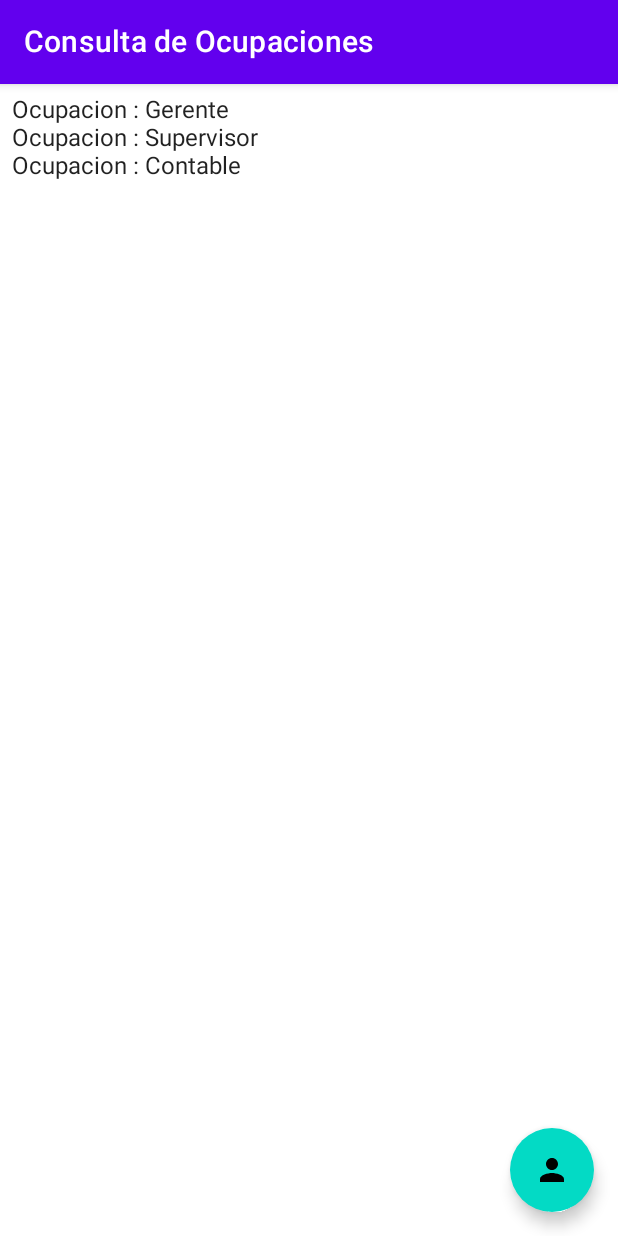
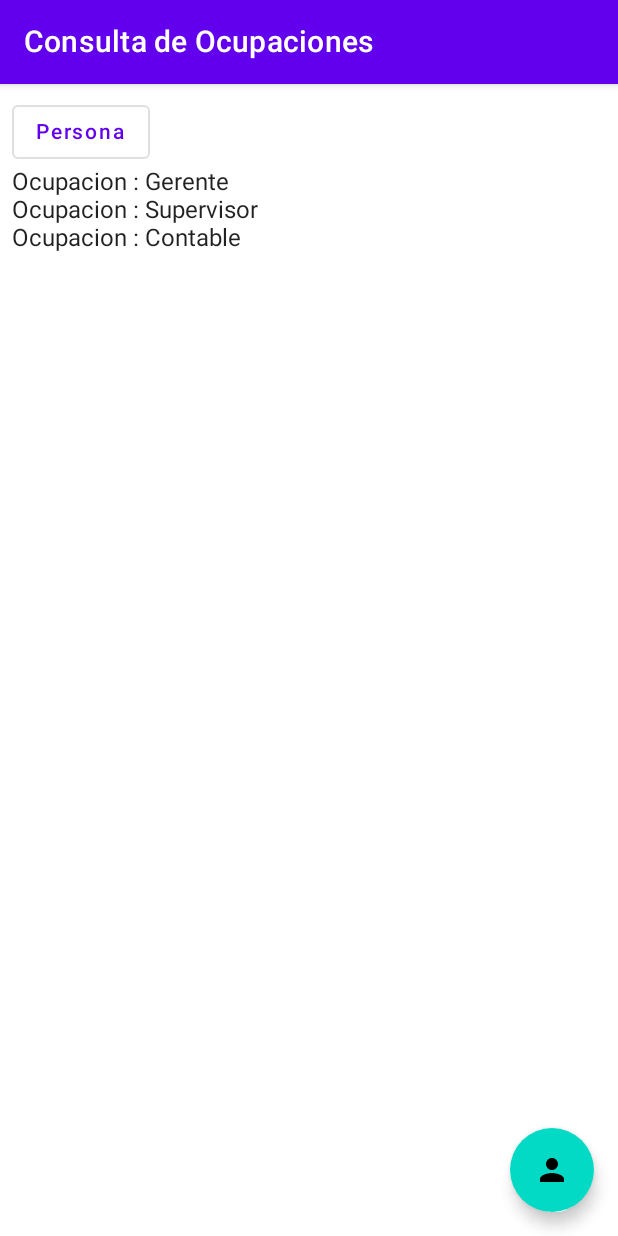
Before and after one commit to Bonifacio08/ComposeBasic, an Android app built with Jetpack Compose: the ConsultaOcupacion screen opened through its navigation route, on a phone screen of 412 x 824 dp. Run offline under Robolectric (Android 15) with nearby library versions, the phone set to English and light mode, and no system bars.

```diff
--- a/app/src/main/java/com/bonifaciotech/composebasic/MainActivity.kt
+++ b/app/src/main/java/com/bonifaciotech/composebasic/MainActivity.kt
@@ -40,7 +40,6 @@ class MainActivity : ComponentActivity() {
 
 @Composable
 private fun MyApp() {
-
     val navHostController = rememberNavController()
 
     NavHost(navController = navHostController, startDestination = Screen.ConsultaPersona.route){
@@ -53,13 +52,13 @@ private fun MyApp() {
         }
 
         composable(route = Screen.ConsultaOcupacion.route) {
-            ConsultaOcupacion(GoRegistroOcupac = {navHostController.navigate(Screen.RegistroOcupaciones.route)})
+            ConsultaOcupacion(GoRegistroOcupac = {navHostController.navigate(Screen.RegistroOcupaciones.route)}, GoConsultaP = {navHostController.navigate(Screen.ConsultaPersona.route)})
         }
+
         composable(route = Screen.RegistroOcupaciones.route){
             RegistroOcupaciones (GoConsultaOcup = {navHostController.navigate(Screen.ConsultaOcupacion.route)} )
         }
     }
-
 }
 
 //Creacion Funciones
@@ -215,9 +214,9 @@ fun RowOcup(ocup : String) {
         Text("Ocupacion : $ocup ")
     }
 }
-
+//Hacer un boton para para consulta personas
 @Composable
-fun ConsultaOcupacion(GoRegistroOcupac: ()-> Unit){
+fun ConsultaOcupacion(GoRegistroOcupac: ()-> Unit, GoConsultaP: () -> Unit){
     val scaffoldState = rememberScaffoldState()
     Scaffold(
         topBar = {
@@ -236,6 +235,11 @@ fun ConsultaOcupacion(GoRegistroOcupac: ()-> Unit){
     ) {
         Column(modifier = Modifier.padding(8.dp)) {
 
+            OutlinedButton(onClick = {
+                GoConsultaP()
+            }) {
+                Text(text = "Persona")
+            }
 
             val listDescripcion = listOf("Gerente","Supervisor","Contable")
 
```
